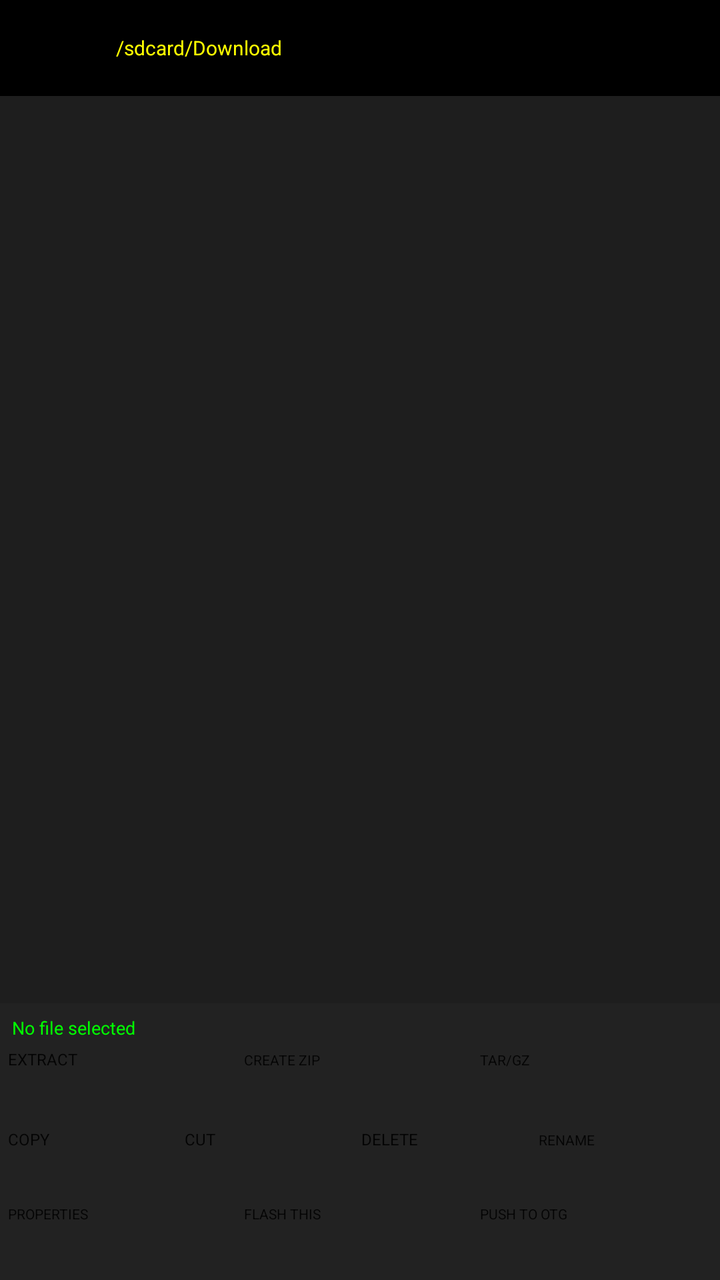
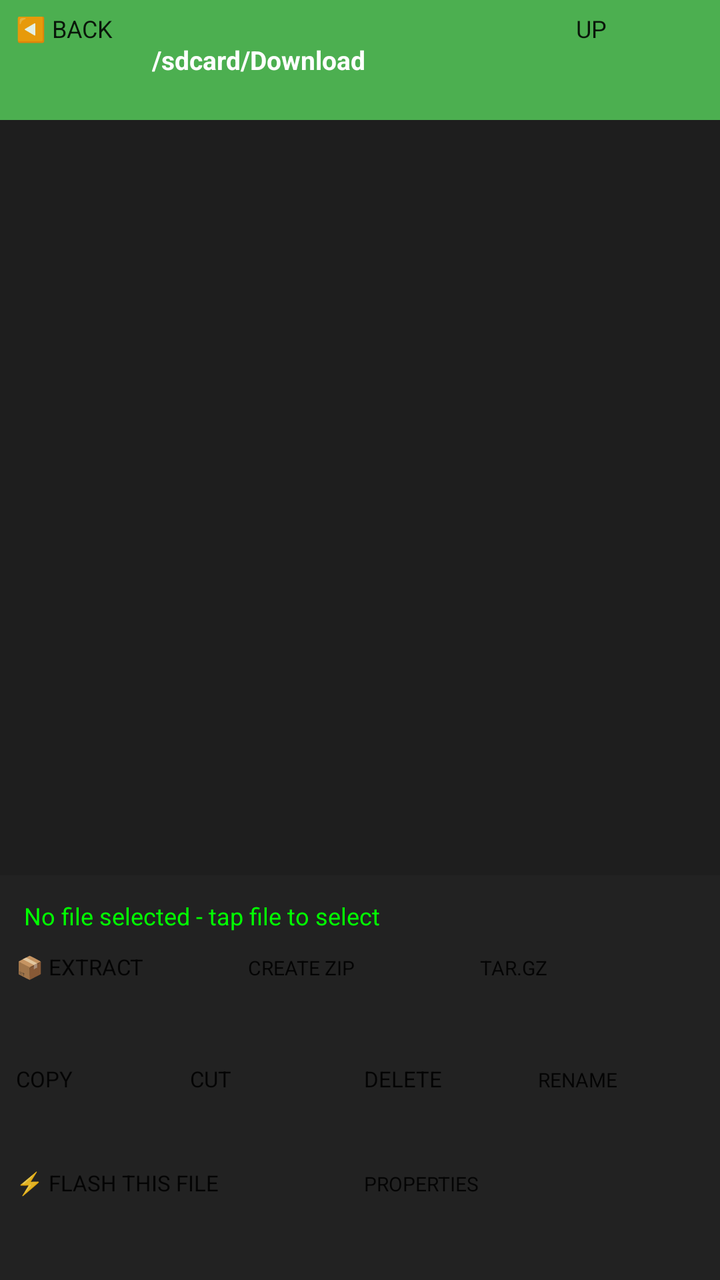

An Android layout rendered at two revisions. The XML below is the earlier revision; the diff shows what the commit changed to produce the second picture.
<!-- AndroidManifest.xml: application theme Theme.OTGFlasher -->
<!-- res/layout/activity_file_manager.xml -->
<?xml version="1.0" encoding="utf-8"?>
<LinearLayout xmlns:android="http://schemas.android.com/apk/res/android" android:orientation="vertical" android:layout_width="match_parent" android:layout_height="match_parent" android:background="#121212">
<LinearLayout android:orientation="horizontal" android:layout_width="match_parent" android:layout_height="48dp" android:background="#000" android:gravity="center_vertical" android:padding="4dp">
<Button android:id="@+id/btnBack" android:layout_width="48dp" android:layout_height="40dp" android:text="&lt;" android:textSize="16sp"/>
<TextView android:id="@+id/txtPath" android:layout_width="0dp" android:layout_weight="1" android:layout_height="wrap_content" android:text="/sdcard/Download" android:textColor="#FF0" android:textSize="10sp" android:padding="6dp" android:singleLine="true" android:ellipsize="start"/>
<Button android:id="@+id/btnUp" android:layout_width="60dp" android:layout_height="40dp" android:text="UP" android:textSize="9sp"/>
<Button android:id="@+id/btnHome" android:layout_width="60dp" android:layout_height="40dp" android:text="HOME" android:textSize="8sp" android:layout_marginStart="2dp"/>
</LinearLayout>
<ListView android:id="@+id/listFiles" android:layout_width="match_parent" android:layout_height="0dp" android:layout_weight="1" android:background="#1E1E1E" android:divider="#333" android:dividerHeight="1dp"/>
<LinearLayout android:orientation="vertical" android:layout_width="match_parent" android:layout_height="wrap_content" android:background="#222" android:padding="4dp">
<TextView android:id="@+id/txtSelected" android:layout_width="match_parent" android:layout_height="wrap_content" android:text="No file selected" android:textColor="#0F0" android:textSize="9sp" android:padding="2dp"/>
<LinearLayout android:orientation="horizontal" android:layout_width="match_parent" android:layout_height="wrap_content" android:layout_marginTop="2dp">
<Button android:id="@+id/btnExtract" android:layout_width="0dp" android:layout_weight="1" android:layout_height="38dp" android:text="EXTRACT" android:textSize="8sp" android:backgroundTint="#4CAF50"/>
<Button android:id="@+id/btnCreateZip" android:layout_width="0dp" android:layout_weight="1" android:layout_height="38dp" android:text="CREATE ZIP" android:textSize="7sp" android:backgroundTint="#FF9800" android:layout_marginStart="2dp"/>
<Button android:id="@+id/btnCreateTar" android:layout_width="0dp" android:layout_weight="1" android:layout_height="38dp" android:text="TAR/GZ" android:textSize="7sp" android:layout_marginStart="2dp"/>
</LinearLayout>
<LinearLayout android:orientation="horizontal" android:layout_width="match_parent" android:layout_height="wrap_content" android:layout_marginTop="2dp">
<Button android:id="@+id/btnCopy" android:layout_width="0dp" android:layout_weight="1" android:layout_height="36dp" android:text="COPY" android:textSize="8sp"/>
<Button android:id="@+id/btnCut" android:layout_width="0dp" android:layout_weight="1" android:layout_height="36dp" android:text="CUT" android:textSize="8sp" android:layout_marginStart="2dp"/>
<Button android:id="@+id/btnDelete" android:layout_width="0dp" android:layout_weight="1" android:layout_height="36dp" android:text="DELETE" android:textSize="8sp" android:backgroundTint="#D32F2F" android:layout_marginStart="2dp"/>
<Button android:id="@+id/btnRename" android:layout_width="0dp" android:layout_weight="1" android:layout_height="36dp" android:text="RENAME" android:textSize="7sp" android:layout_marginStart="2dp"/>
</LinearLayout>
<LinearLayout android:orientation="horizontal" android:layout_width="match_parent" android:layout_height="wrap_content" android:layout_marginTop="2dp">
<Button android:id="@+id/btnProps" android:layout_width="0dp" android:layout_weight="1" android:layout_height="34dp" android:text="PROPERTIES" android:textSize="7sp"/>
<Button android:id="@+id/btnFlashHere" android:layout_width="0dp" android:layout_weight="1" android:layout_height="34dp" android:text="FLASH THIS" android:textSize="7sp" android:backgroundTint="#D32F2F" android:layout_marginStart="2dp"/>
<Button android:id="@+id/btnPushPull" android:layout_width="0dp" android:layout_weight="1" android:layout_height="34dp" android:text="PUSH TO OTG" android:textSize="7sp" android:backgroundTint="#2196F3" android:layout_marginStart="2dp"/>
</LinearLayout>
</LinearLayout>
</LinearLayout>
<!-- resources referenced by this layout -->
<resources>
  <style name="Theme.OTGFlasher" parent="android:Theme.Material.Light.NoActionBar" />
</resources>

<!-- the commit's change to res/layout/activity_file_manager.xml (unified diff, before → after) -->
@@ -1,29 +1,28 @@
 <?xml version="1.0" encoding="utf-8"?>
 <LinearLayout xmlns:android="http://schemas.android.com/apk/res/android" android:orientation="vertical" android:layout_width="match_parent" android:layout_height="match_parent" android:background="#121212">
-<LinearLayout android:orientation="horizontal" android:layout_width="match_parent" android:layout_height="48dp" android:background="#000" android:gravity="center_vertical" android:padding="4dp">
-<Button android:id="@+id/btnBack" android:layout_width="48dp" android:layout_height="40dp" android:text="&lt;" android:textSize="16sp"/>
-<TextView android:id="@+id/txtPath" android:layout_width="0dp" android:layout_weight="1" android:layout_height="wrap_content" android:text="/sdcard/Download" android:textColor="#FF0" android:textSize="10sp" android:padding="6dp" android:singleLine="true" android:ellipsize="start"/>
-<Button android:id="@+id/btnUp" android:layout_width="60dp" android:layout_height="40dp" android:text="UP" android:textSize="9sp"/>
-<Button android:id="@+id/btnHome" android:layout_width="60dp" android:layout_height="40dp" android:text="HOME" android:textSize="8sp" android:layout_marginStart="2dp"/>
+<LinearLayout android:orientation="horizontal" android:layout_width="match_parent" android:layout_height="60dp" android:background="#4CAF50" android:gravity="center_vertical" android:padding="8dp">
+<Button android:id="@+id/btnBack" android:layout_width="60dp" android:layout_height="48dp" android:text="◀️ BACK" android:textSize="12sp"/>
+<TextView android:id="@+id/txtPath" android:layout_width="0dp" android:layout_weight="1" android:layout_height="wrap_content" android:text="/sdcard/Download" android:textColor="#FFF" android:textSize="13sp" android:padding="8dp" android:textStyle="bold"/>
+<Button android:id="@+id/btnUp" android:layout_width="64dp" android:layout_height="48dp" android:text="UP" android:textSize="12sp" android:backgroundTint="#000"/>
 </LinearLayout>
 <ListView android:id="@+id/listFiles" android:layout_width="match_parent" android:layout_height="0dp" android:layout_weight="1" android:background="#1E1E1E" android:divider="#333" android:dividerHeight="1dp"/>
-<LinearLayout android:orientation="vertical" android:layout_width="match_parent" android:layout_height="wrap_content" android:background="#222" android:padding="4dp">
-<TextView android:id="@+id/txtSelected" android:layout_width="match_parent" android:layout_height="wrap_content" android:text="No file selected" android:textColor="#0F0" android:textSize="9sp" android:padding="2dp"/>
-<LinearLayout android:orientation="horizontal" android:layout_width="match_parent" android:layout_height="wrap_content" android:layout_marginTop="2dp">
-<Button android:id="@+id/btnExtract" android:layout_width="0dp" android:layout_weight="1" android:layout_height="38dp" android:text="EXTRACT" android:textSize="8sp" android:backgroundTint="#4CAF50"/>
-<Button android:id="@+id/btnCreateZip" android:layout_width="0dp" android:layout_weight="1" android:layout_height="38dp" android:text="CREATE ZIP" android:textSize="7sp" android:backgroundTint="#FF9800" android:layout_marginStart="2dp"/>
-<Button android:id="@+id/btnCreateTar" android:layout_width="0dp" android:layout_weight="1" android:layout_height="38dp" android:text="TAR/GZ" android:textSize="7sp" android:layout_marginStart="2dp"/>
+<LinearLayout android:orientation="vertical" android:layout_width="match_parent" android:layout_height="wrap_content" android:background="#222" android:padding="8dp">
+<TextView android:id="@+id/txtSelected" android:layout_width="match_parent" android:layout_height="wrap_content" android:text="No file selected - tap file to select" android:textColor="#0F0" android:textSize="12sp" android:padding="4dp"/>
+<ProgressBar android:id="@+id/fmProgress" style="?android:attr/progressBarStyleHorizontal" android:layout_width="match_parent" android:layout_height="12dp" android:visibility="gone"/>
+<LinearLayout android:orientation="horizontal" android:layout_width="match_parent" android:layout_height="wrap_content" android:layout_marginTop="6dp">
+<Button android:id="@+id/btnExtract" android:layout_width="0dp" android:layout_weight="1" android:layout_height="52dp" android:text="📦 EXTRACT" android:textSize="11sp" android:backgroundTint="#4CAF50"/>
+<Button android:id="@+id/btnCreateZip" android:layout_width="0dp" android:layout_weight="1" android:layout_height="52dp" android:text="CREATE ZIP" android:textSize="10sp" android:backgroundTint="#FF9800" android:layout_marginStart="4dp"/>
+<Button android:id="@+id/btnCreateTar" android:layout_width="0dp" android:layout_weight="1" android:layout_height="52dp" android:text="TAR.GZ" android:textSize="10sp" android:layout_marginStart="4dp"/>
 </LinearLayout>
-<LinearLayout android:orientation="horizontal" android:layout_width="match_parent" android:layout_height="wrap_content" android:layout_marginTop="2dp">
-<Button android:id="@+id/btnCopy" android:layout_width="0dp" android:layout_weight="1" android:layout_height="36dp" android:text="COPY" android:textSize="8sp"/>
-<Button android:id="@+id/btnCut" android:layout_width="0dp" android:layout_weight="1" android:layout_height="36dp" android:text="CUT" android:textSize="8sp" android:layout_marginStart="2dp"/>
-<Button android:id="@+id/btnDelete" android:layout_width="0dp" android:layout_weight="1" android:layout_height="36dp" android:text="DELETE" android:textSize="8sp" android:backgroundTint="#D32F2F" android:layout_marginStart="2dp"/>
-<Button android:id="@+id/btnRename" android:layout_width="0dp" android:layout_weight="1" android:layout_height="36dp" android:text="RENAME" android:textSize="7sp" android:layout_marginStart="2dp"/>
+<LinearLayout android:orientation="horizontal" android:layout_width="match_parent" android:layout_height="wrap_content" android:layout_marginTop="4dp">
+<Button android:id="@+id/btnCopy" android:layout_width="0dp" android:layout_weight="1" android:layout_height="48dp" android:text="COPY" android:textSize="11sp"/>
+<Button android:id="@+id/btnCut" android:layout_width="0dp" android:layout_weight="1" android:layout_height="48dp" android:text="CUT" android:textSize="11sp" android:layout_marginStart="4dp"/>
+<Button android:id="@+id/btnDelete" android:layout_width="0dp" android:layout_weight="1" android:layout_height="48dp" android:text="DELETE" android:textSize="11sp" android:backgroundTint="#D32F2F" android:layout_marginStart="4dp"/>
+<Button android:id="@+id/btnRename" android:layout_width="0dp" android:layout_weight="1" android:layout_height="48dp" android:text="RENAME" android:textSize="10sp" android:layout_marginStart="4dp"/>
 </LinearLayout>
-<LinearLayout android:orientation="horizontal" android:layout_width="match_parent" android:layout_height="wrap_content" android:layout_marginTop="2dp">
-<Button android:id="@+id/btnProps" android:layout_width="0dp" android:layout_weight="1" android:layout_height="34dp" android:text="PROPERTIES" android:textSize="7sp"/>
-<Button android:id="@+id/btnFlashHere" android:layout_width="0dp" android:layout_weight="1" android:layout_height="34dp" android:text="FLASH THIS" android:textSize="7sp" android:backgroundTint="#D32F2F" android:layout_marginStart="2dp"/>
-<Button android:id="@+id/btnPushPull" android:layout_width="0dp" android:layout_weight="1" android:layout_height="34dp" android:text="PUSH TO OTG" android:textSize="7sp" android:backgroundTint="#2196F3" android:layout_marginStart="2dp"/>
+<LinearLayout android:orientation="horizontal" android:layout_width="match_parent" android:layout_height="wrap_content" android:layout_marginTop="4dp">
+<Button android:id="@+id/btnFlashHere" android:layout_width="0dp" android:layout_weight="1" android:layout_height="48dp" android:text="⚡ FLASH THIS FILE" android:textSize="11sp" android:backgroundTint="#D32F2F"/>
+<Button android:id="@+id/btnProps" android:layout_width="0dp" android:layout_weight="1" android:layout_height="48dp" android:text="PROPERTIES" android:textSize="10sp" android:layout_marginStart="4dp"/>
 </LinearLayout>
 </LinearLayout>
 </LinearLayout>
